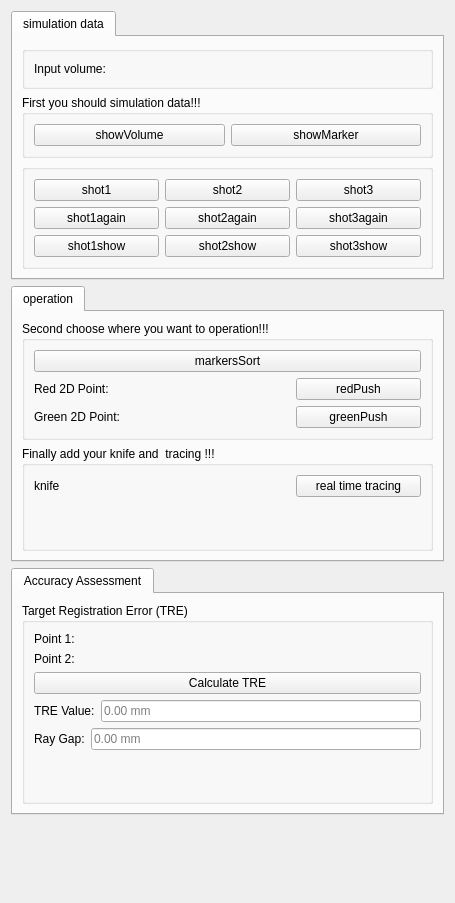
The window that Resources/UI/Biplane.ui (CodingHHW/Biplane) describes before a commit, drawn with Qt 5.
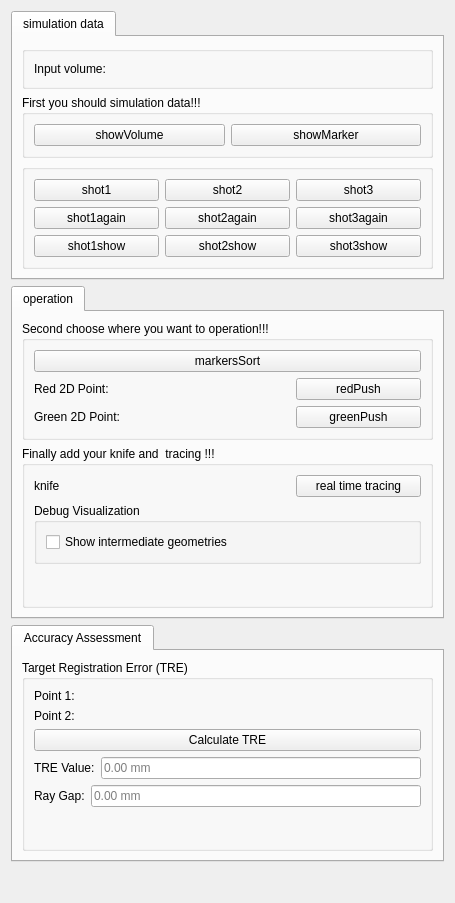
The same window after the commit. Custom widgets are drawn as their Qt base class.

Commit message: Add visualization for intermediate geometry calculation steps

```diff
--- a/Resources/UI/Biplane.ui
+++ b/Resources/UI/Biplane.ui
@@ -338,6 +338,25 @@
             </item>
            </layout>
           </item>
+          <item>
+           <widget class="QGroupBox" name="groupBox_7">
+            <property name="title">
+             <string>Debug Visualization</string>
+            </property>
+            <layout class="QVBoxLayout" name="verticalLayout_11">
+             <item>
+              <widget class="QCheckBox" name="debugVisCheckBox">
+               <property name="text">
+                <string>Show intermediate geometries</string>
+               </property>
+               <property name="checked">
+                <bool>false</bool>
+               </property>
+              </widget>
+             </item>
+            </layout>
+           </widget>
+          </item>
           <item>
            <spacer name="verticalSpacer_2">
             <property name="orientation">
```
The commit also changes 1 other file.
